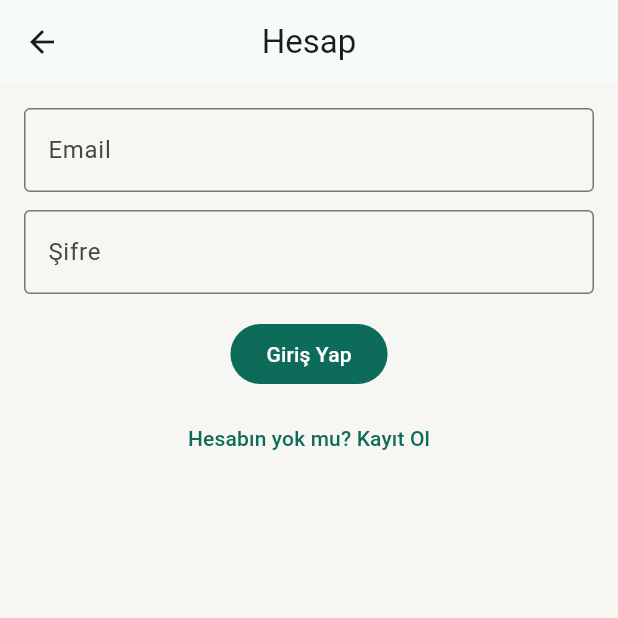
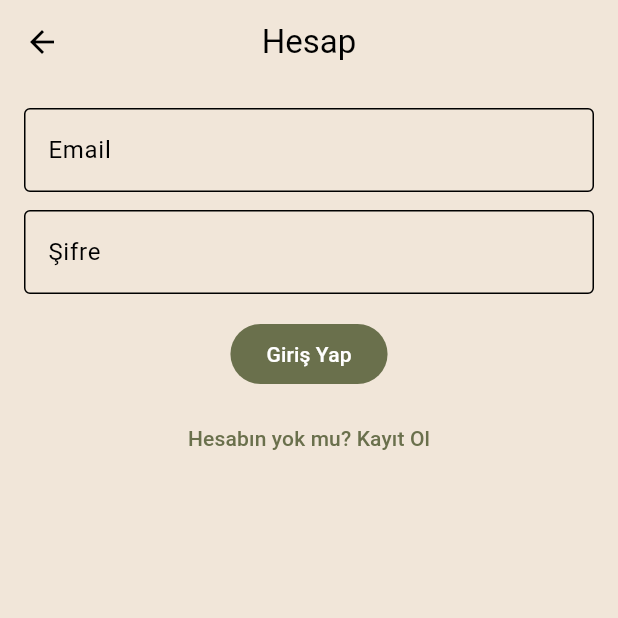
Before and after one commit to islamkirenli/qrmakerscanner, a Flutter app: the screen it shows after launch, item 3 of the bottom bar chosen, after a tap on "Giriş Yap", on a phone screen of 412 x 824 dp, the top half of it. Run offline on Flutter 3.47's test engine with Material 3 defaults, Android fonts, the phone set to English and light mode, and no system bars; our stand-ins replace qr_flutter, supabase_flutter; missing offline and left inert: mobile_scanner; accounts and stored records are empty.

Commit message:
Maker page fixed.

```diff
--- a/lib/app/theme.dart
+++ b/lib/app/theme.dart
@@ -1,26 +1,56 @@
 import 'package:flutter/material.dart';
 
 ThemeData buildQrTheme() {
-  const seed = Color(0xFF1E6B5A);
-  final colorScheme = ColorScheme.fromSeed(seedColor: seed);
+  const background = Color(0xFFF1E6D9);
+  const primary = Color(0xFF6A704C);
+  const colorScheme = ColorScheme(
+    brightness: Brightness.light,
+    primary: primary,
+    onPrimary: Colors.white,
+    secondary: primary,
+    onSecondary: Colors.white,
+    error: Color(0xFFB3261E),
+    onError: Colors.white,
+    background: background,
+    onBackground: Colors.black,
+    surface: background,
+    onSurface: Colors.black,
+  );
   return ThemeData(
     colorScheme: colorScheme,
     useMaterial3: true,
-    scaffoldBackgroundColor: const Color(0xFFF7F6F2),
+    scaffoldBackgroundColor: background,
     appBarTheme: AppBarTheme(
-      backgroundColor: colorScheme.surface,
+      backgroundColor: background,
       foregroundColor: colorScheme.onSurface,
       centerTitle: true,
+      elevation: 0,
     ),
     bottomNavigationBarTheme: BottomNavigationBarThemeData(
-      backgroundColor: colorScheme.surface,
-      selectedItemColor: colorScheme.primary,
+      backgroundColor: background,
+      selectedItemColor: primary,
       unselectedItemColor: colorScheme.onSurface.withOpacity(0.6),
       showUnselectedLabels: true,
       type: BottomNavigationBarType.fixed,
     ),
+    filledButtonTheme: FilledButtonThemeData(
+      style: FilledButton.styleFrom(
+        backgroundColor: primary,
+        foregroundColor: colorScheme.onPrimary,
+      ),
+    ),
+    textButtonTheme: TextButtonThemeData(
+      style: TextButton.styleFrom(
+        foregroundColor: primary,
+      ),
+    ),
+    iconTheme: const IconThemeData(color: primary),
     inputDecorationTheme: const InputDecorationTheme(
       border: OutlineInputBorder(),
     ),
+    cardTheme: const CardTheme(
+      color: background,
+      surfaceTintColor: Colors.transparent,
+    ),
   );
 }
--- a/lib/features/generate/generate_page.dart
+++ b/lib/features/generate/generate_page.dart
@@ -22,11 +22,11 @@ class _GeneratePageState extends State<GeneratePage> {
   @override
   Widget build(BuildContext context) {
     final controller = QrControllerScope.of(context);
-    return ListView(
+    return ColoredBox(
+      color: Theme.of(context).colorScheme.surface,
+      child: ListView(
         padding: const EdgeInsets.all(16),
         children: [
-        const Text('QR türünü seç ve ilgili formu doldur.'),
-        const SizedBox(height: 16),
           GridView.builder(
             itemCount: generateCategories.length,
             shrinkWrap: true,
@@ -42,7 +42,9 @@ class _GeneratePageState extends State<GeneratePage> {
             final isLocked = !controller.isSignedIn &&
                 (category.type == GenerateCategoryType.document ||
                     category.type == GenerateCategoryType.image);
+            final theme = Theme.of(context);
             return Card(
+              color: theme.colorScheme.primary,
               child: InkWell(
                 borderRadius: BorderRadius.circular(12),
                 onTap: () {
@@ -61,11 +63,17 @@ class _GeneratePageState extends State<GeneratePage> {
                   child: Column(
                     mainAxisAlignment: MainAxisAlignment.center,
                     children: [
-                      Icon(category.icon, size: 36),
+                      Icon(
+                        category.icon,
+                        size: 36,
+                        color: theme.colorScheme.surface,
+                      ),
                       const SizedBox(height: 8),
                       Text(
                         category.title,
-                        style: Theme.of(context).textTheme.titleMedium,
+                        style: theme.textTheme.titleMedium?.copyWith(
+                          color: theme.colorScheme.surface,
+                        ),
                         textAlign: TextAlign.center,
                       ),
                       if (isLocked) ...[
@@ -73,7 +81,7 @@ class _GeneratePageState extends State<GeneratePage> {
                         Icon(
                           Icons.lock,
                           size: 18,
-                          color: Theme.of(context).colorScheme.secondary,
+                          color: theme.colorScheme.surface,
                         ),
                       ],
                     ],
@@ -84,6 +92,7 @@ class _GeneratePageState extends State<GeneratePage> {
             },
           ),
         ],
+      ),
     );
   }
 }
```
Lines whose indentation alone changed are shown as unchanged.
